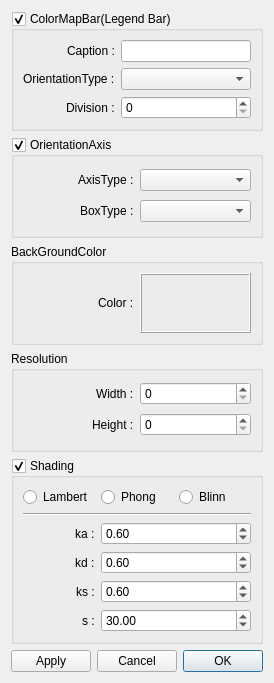
CCSEPBVR/CS-IS-PBVR, file Widgets/Preference.ui: the form before one commit.
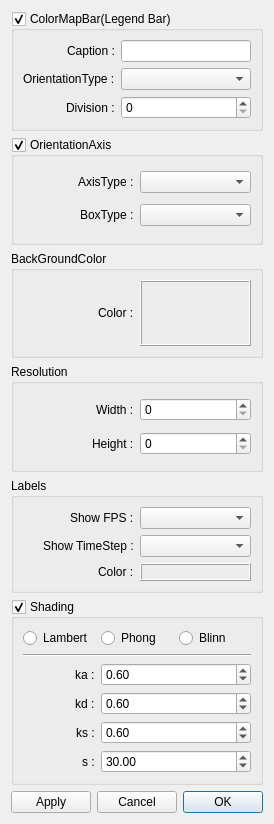
The form after the commit. Custom widgets are drawn as their Qt base class.

Commit message: FPS,TimeStepのラベル表示機能を実装

The edit to the form file:
```diff
--- a/Widgets/Preference.ui
+++ b/Widgets/Preference.ui
@@ -7,13 +7,23 @@
     <x>0</x>
     <y>0</y>
     <width>267</width>
-    <height>683</height>
+    <height>824</height>
    </rect>
   </property>
   <property name="windowTitle">
    <string>Preference</string>
   </property>
   <layout class="QGridLayout" name="gridLayout">
+   <item row="8" column="2">
+    <widget class="QPushButton" name="okPBtn">
+     <property name="text">
+      <string>OK</string>
+     </property>
+     <property name="default">
+      <bool>true</bool>
+     </property>
+    </widget>
+   </item>
    <item row="2" column="0" colspan="3">
     <widget class="QGroupBox" name="backGroundColorGBox">
      <property name="title">
@@ -49,26 +59,6 @@
      </layout>
     </widget>
    </item>
-   <item row="6" column="2">
-    <widget class="QPushButton" name="okPBtn">
-     <property name="text">
-      <string>OK</string>
-     </property>
-     <property name="default">
-      <bool>true</bool>
-     </property>
-    </widget>
-   </item>
-   <item row="6" column="0">
-    <widget class="QPushButton" name="applyPBtn">
-     <property name="text">
-      <string>Apply</string>
-     </property>
-     <property name="autoDefault">
-      <bool>false</bool>
-     </property>
-    </widget>
-   </item>
    <item row="1" column="0" colspan="3">
     <widget class="QGroupBox" name="orientationGBox">
      <property name="title">
@@ -204,7 +194,56 @@
      </layout>
     </widget>
    </item>
-   <item row="6" column="1">
+   <item row="5" column="0" colspan="3">
+    <widget class="QGroupBox" name="groupBox">
+     <property name="title">
+      <string>Labels</string>
+     </property>
+     <layout class="QGridLayout" name="gridLayout_7">
+      <item row="1" column="0" alignment="Qt::AlignRight">
+       <widget class="QLabel" name="showTimeStepLbl">
+        <property name="text">
+         <string>Show TimeStep :</string>
+        </property>
+       </widget>
+      </item>
+      <item row="0" column="0" alignment="Qt::AlignRight">
+       <widget class="QLabel" name="showFPSLbl">
+        <property name="text">
+         <string>Show FPS :</string>
+        </property>
+       </widget>
+      </item>
+      <item row="2" column="0" alignment="Qt::AlignRight">
+       <widget class="QLabel" name="labelsColorLbl">
+        <property name="text">
+         <string>Color :</string>
+        </property>
+       </widget>
+      </item>
+      <item row="2" column="1">
+       <widget class="ClickableLabel" name="selectedLabelsColorCLbl">
+        <property name="frameShape">
+         <enum>QFrame::Box</enum>
+        </property>
+        <property name="frameShadow">
+         <enum>QFrame::Raised</enum>
+        </property>
+        <property name="text">
+         <string/>
+        </property>
+       </widget>
+      </item>
+      <item row="0" column="1">
+       <widget class="QComboBox" name="showFPSCBox"/>
+      </item>
+      <item row="1" column="1">
+       <widget class="QComboBox" name="showTimeStepCBox"/>
+      </item>
+     </layout>
+    </widget>
+   </item>
+   <item row="8" column="1">
     <widget class="QPushButton" name="cancelPBtn">
      <property name="text">
       <string>Cancel</string>
@@ -214,7 +253,17 @@
      </property>
     </widget>
    </item>
-   <item row="5" column="0" colspan="3">
+   <item row="8" column="0">
+    <widget class="QPushButton" name="applyPBtn">
+     <property name="text">
+      <string>Apply</string>
+     </property>
+     <property name="autoDefault">
+      <bool>false</bool>
+     </property>
+    </widget>
+   </item>
+   <item row="7" column="0" colspan="3">
     <widget class="QGroupBox" name="shadingGBox">
      <property name="title">
       <string>Shading</string>
```
Left out of the diff: 2 changed lines with no effect on the pictures. The commit also changes 4 other files.
